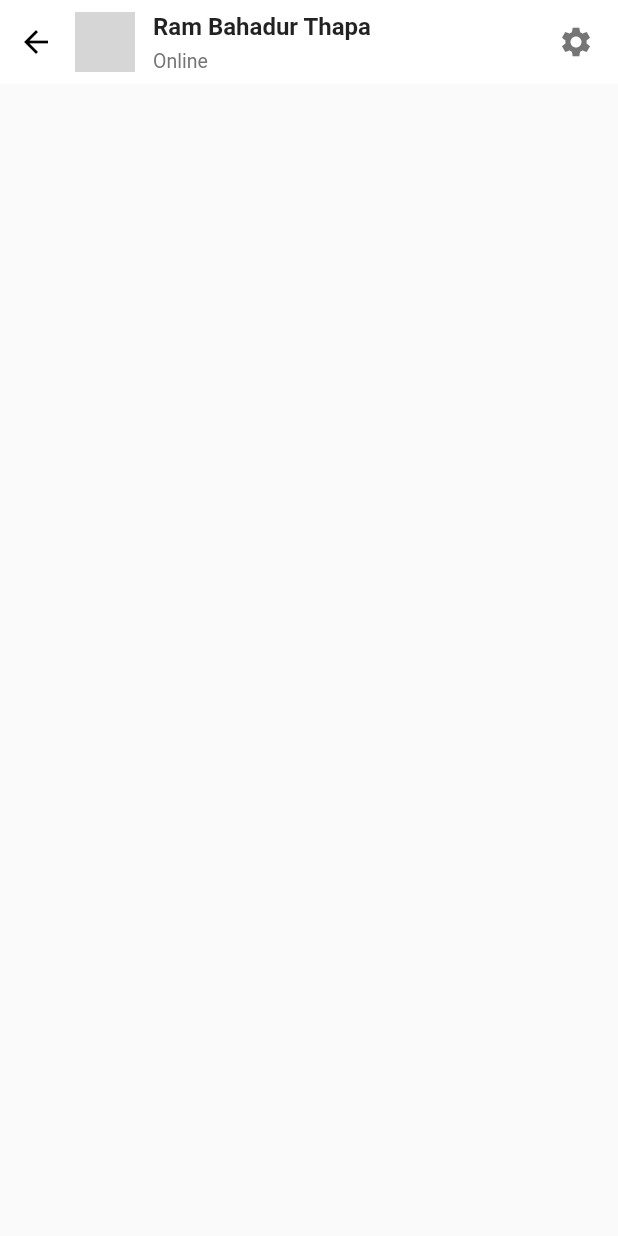
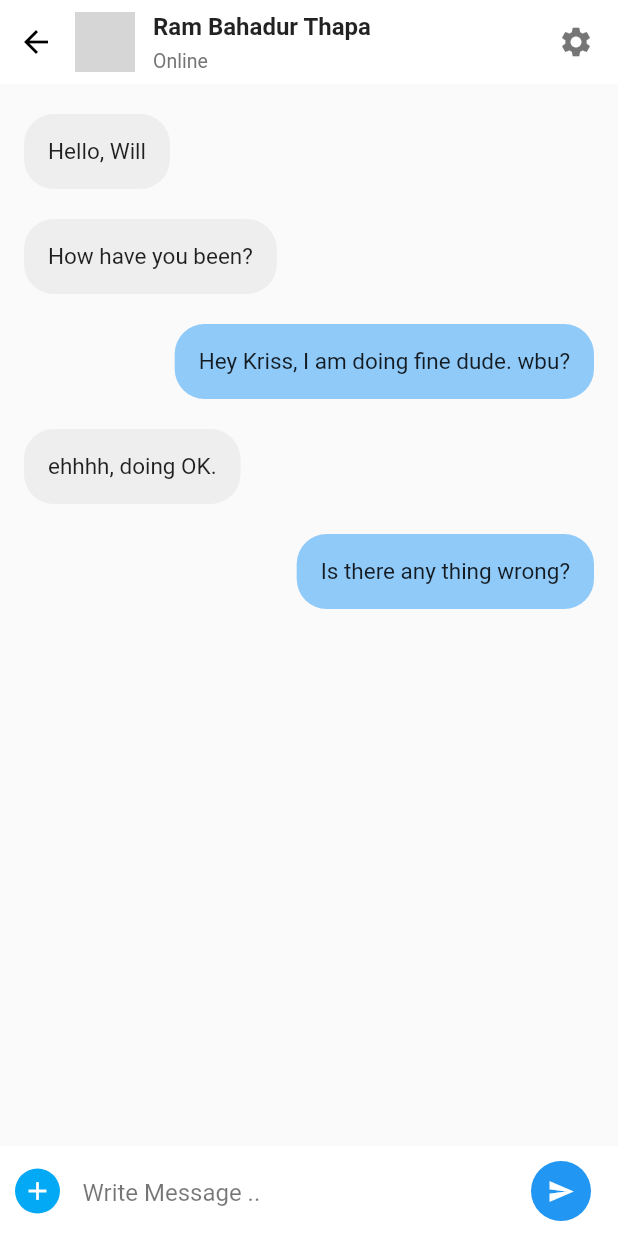
Before and after one commit to milantarami/chat-app-ui, a Flutter app: the ChatDetailPage screen opened directly, on a phone screen of 412 x 824 dp. Run offline on Flutter 3.47's test engine with Material 2 defaults, Android fonts, the phone set to English and light mode, and no system bars; network calls fail; grey boxes are pictures that could not be loaded.

Commit message:
chat detail page

```diff
--- /dev/null
+++ b/lib/models/chat_message_model.dart
@@ -0,0 +1,5 @@
+class ChatMessage {
+  String messageContent;
+  String messageType;
+  ChatMessage({required this.messageContent, required this.messageType});
+}
--- a/lib/screens/chat_detail_page.dart
+++ b/lib/screens/chat_detail_page.dart
@@ -1,3 +1,4 @@
+import '../models/chat_message_model.dart';
 import 'package:flutter/material.dart';
 
 class ChatDetailPage extends StatefulWidget {
@@ -8,6 +9,29 @@ class ChatDetailPage extends StatefulWidget {
 }
 
 class _ChatDetailPageState extends State<ChatDetailPage> {
+  List<ChatMessage> messages = [
+    ChatMessage(
+      messageContent: "Hello, Will",
+      messageType: "receiver",
+    ),
+    ChatMessage(
+      messageContent: "How have you been?",
+      messageType: "receiver",
+    ),
+    ChatMessage(
+      messageContent: "Hey Kriss, I am doing fine dude. wbu?",
+      messageType: "sender",
+    ),
+    ChatMessage(
+      messageContent: "ehhhh, doing OK.",
+      messageType: "receiver",
+    ),
+    ChatMessage(
+      messageContent: "Is there any thing wrong?",
+      messageType: "sender",
+    ),
+  ];
+
   @override
   Widget build(BuildContext context) {
     return Scaffold(
@@ -67,7 +91,102 @@ class _ChatDetailPageState extends State<ChatDetailPage> {
           ),
         ),
       ),
-      body: Container(),
+      body: Stack(
+        children: <Widget>[
+          ListView.builder(
+            itemCount: messages.length,
+            shrinkWrap: true,
+            padding: const EdgeInsets.only(
+              top: 10,
+              bottom: 10,
+            ),
+            physics: const NeverScrollableScrollPhysics(),
+            itemBuilder: (context, index) {
+              return Container(
+                padding: const EdgeInsets.only(
+                  left: 16,
+                  right: 16,
+                  top: 10,
+                  bottom: 10,
+                ),
+                child: Align(
+                  alignment: messages[index].messageType == 'receiver'
+                      ? Alignment.topLeft
+                      : Alignment.topRight,
+                  child: Container(
+                    decoration: BoxDecoration(
+                      borderRadius: BorderRadius.circular(20),
+                      color: (messages[index].messageType == "receiver"
+                          ? Colors.grey.shade200
+                          : Colors.blue[200]),
+                    ),
+                    padding: const EdgeInsets.all(16),
+                    child: Text(
+                      messages[index].messageContent,
+                      style: const TextStyle(fontSize: 15),
+                    ),
+                  ),
+                ),
+              );
+            },
+          ),
+          Align(
+            alignment: Alignment.bottomLeft,
+            child: Container(
+              padding: const EdgeInsets.only(
+                left: 10,
+                top: 10,
+                right: 10,
+                bottom: 10,
+              ),
+              height: 60,
+              width: double.infinity,
+              color: Colors.white,
+              child: Row(
+                children: <Widget>[
+                  GestureDetector(
+                    onTap: () {},
+                    child: Container(
+                      height: 30,
+                      width: 30,
+                      decoration: BoxDecoration(
+                        color: Colors.lightBlue,
+                        borderRadius: BorderRadius.circular(30),
+                      ),
+                      child: const Icon(
+                        Icons.add,
+                        color: Colors.white,
+                        size: 20,
+                      ),
+                    ),
+                  ),
+                  const SizedBox(width: 15),
+                  const Expanded(
+                    child: TextField(
+                      decoration: InputDecoration(
+                        hintText: 'Write Message ..',
+                        hintStyle: TextStyle(color: Colors.black54),
+                        border: InputBorder.none,
+                      ),
+                    ),
+                  ),
+                  const SizedBox(width: 15),
+                  FloatingActionButton(
+                    onPressed: () {},
+                    child: const Icon(
+                      Icons.send,
+                      color: Colors.white,
+                      size: 18,
+                    ),
+                    backgroundColor: Colors.blue,
+                    elevation: 0,
+                  )
+                ],
+              ),
+            ),
+          ),
+        ],
+      ),
     );
   }
 }
```
